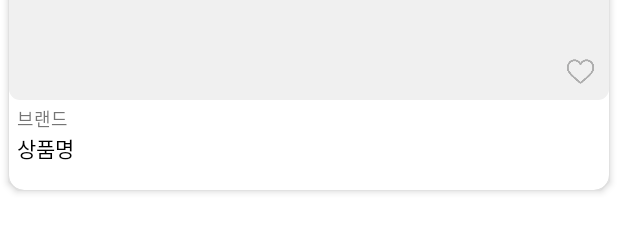
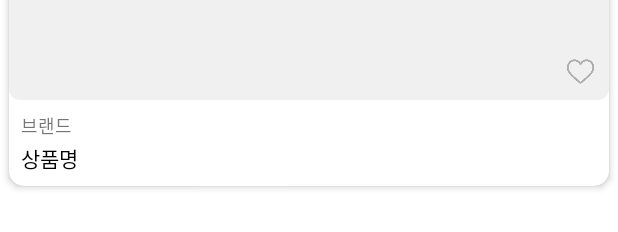
Before and after one commit to juyoung0520/BestFit, an Android app: the layout item_dressroom2.xml on its own in the app's theme, with its tools: preview values and no code run, on a phone screen of 412 x 824 dp. Shown: the part 149-381 px from the top of the screen. Run offline under Robolectric (Android 15) with nearby library versions, the phone set to English and light mode, and no system bars.

```diff
--- a/app/build.gradle
+++ b/app/build.gradle
@@ -32,6 +32,8 @@ android {
 }
 
 dependencies {
+    def nav_version = "2.3.0"
+
     implementation fileTree(dir: 'libs', include: ['*.jar'])
     implementation "org.jetbrains.kotlin:kotlin-stdlib-jdk7:$kotlin_version"
     implementation 'androidx.appcompat:appcompat:1.2.0'
@@ -54,6 +56,8 @@ dependencies {
     implementation 'com.github.bumptech.glide:glide:4.11.0'
     implementation 'com.google.android.material:material:1.3.0-alpha02'
     implementation 'androidx.fragment:fragment-ktx:1.3.0-alpha07'
+    implementation "androidx.navigation:navigation-fragment-ktx:$nav_version"
+    implementation "androidx.navigation:navigation-ui-ktx:$nav_version"
 
     implementation 'com.github.j1nu:imagepicker:0.0.5'
 
--- a/app/src/main/java/com/example/bestfit/DetailFragment.kt
+++ b/app/src/main/java/com/example/bestfit/DetailFragment.kt
@@ -52,9 +52,8 @@ class DetailFragment : Fragment() {
 
     private fun initDetailFragment(view : View) {
         val itemDTO: ItemDTO = arguments?.getParcelable("itemDTO")!!
-        val uid = arguments?.getString("uid")!!
 
-        db.collection("accounts").document(uid).get().addOnCompleteListener { task ->
+        db.collection("accounts").document(itemDTO.uid!!).get().addOnCompleteListener { task ->
             if (task.isSuccessful) {
                 val accountDTO = task.result!!.toObject(AccountDTO::class.java)!!
 
--- a/app/src/main/java/com/example/bestfit/DressroomCategoryFragment.kt
+++ b/app/src/main/java/com/example/bestfit/DressroomCategoryFragment.kt
@@ -103,13 +103,13 @@ class DressroomCategoryFragment : Fragment() {
 
             view.item_dressroom_tv_item_name.text = itemDTOs[position].name
             view.setOnClickListener {
-                val mainActivity = activity as MainActivity
                 val fragment = DetailFragment()
                 val bundle = Bundle()
 
                 bundle.putParcelable("itemDTO", itemDTOs[position])
-                bundle.putString("uid", currentUid)
                 fragment.arguments = bundle
+
+                val mainActivity = activity as MainActivity
                 mainActivity.changeFragment(fragment, bundle)
             }
         }
--- a/app/src/main/res/layout/item_dressroom2.xml
+++ b/app/src/main/res/layout/item_dressroom2.xml
@@ -1,7 +1,7 @@
 <?xml version="1.0" encoding="utf-8"?>
 <com.google.android.material.card.MaterialCardView xmlns:android="http://schemas.android.com/apk/res/android"
     android:layout_width="match_parent"
-    android:layout_height="220dp"
+    android:layout_height="wrap_content"
     xmlns:app="http://schemas.android.com/apk/res-auto"
     app:cardElevation="3dp"
     app:cardCornerRadius="10dp"
@@ -9,7 +9,7 @@
 
     <LinearLayout
         android:layout_width="match_parent"
-        android:layout_height="wrap_content"
+        android:layout_height="match_parent"
         android:orientation="vertical">
 
         <RelativeLayout
@@ -42,9 +42,10 @@
             android:layout_height="wrap_content"
             android:text="브랜드"
             android:textSize="12sp"
-            android:layout_marginTop="3dp"
-            android:layout_marginStart="5dp"
-            android:layout_marginLeft="5dp" />
+            android:layout_marginTop="8dp"
+            android:layout_marginStart="8dp"
+            android:layout_marginEnd="8dp"
+            android:layout_marginBottom="2dp"/>
 
         <TextView
             android:id="@+id/item_dressroom_tv_item_name"
@@ -53,8 +54,11 @@
             android:text="상품명"
             android:textSize="14sp"
             android:textColor="@color/colorBlack"
-            android:layout_marginStart="5dp"
-            android:layout_marginLeft="5dp" />
+            android:singleLine="true"
+            android:ellipsize="end"
+            android:layout_marginStart="8dp"
+            android:layout_marginEnd="8dp"
+            android:layout_marginBottom="8dp"/>
 
     </LinearLayout>
 
```
Also changed, not shown: app/src/main/java/com/example/bestfit/AddItemActivity.kt (+20 -0 lines), app/src/main/java/com/example/bestfit/SearchFragment.kt (+3 -5 lines), app/src/main/java/com/example/bestfit/model/ItemDTO.kt (+5 -2 lines).
